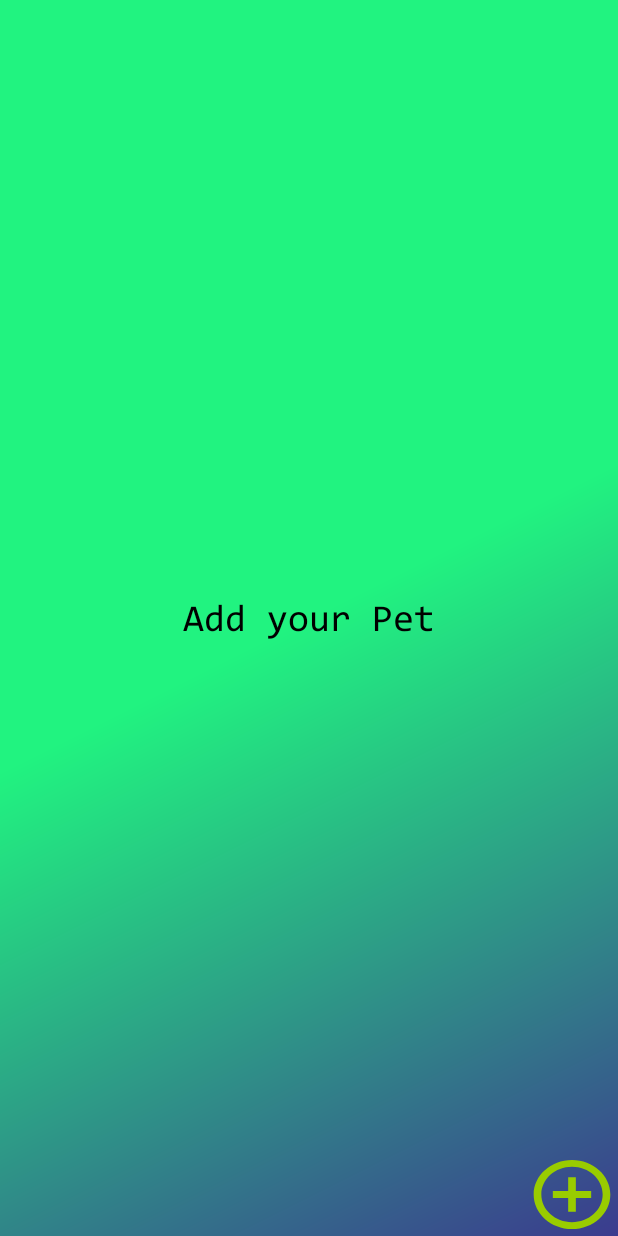
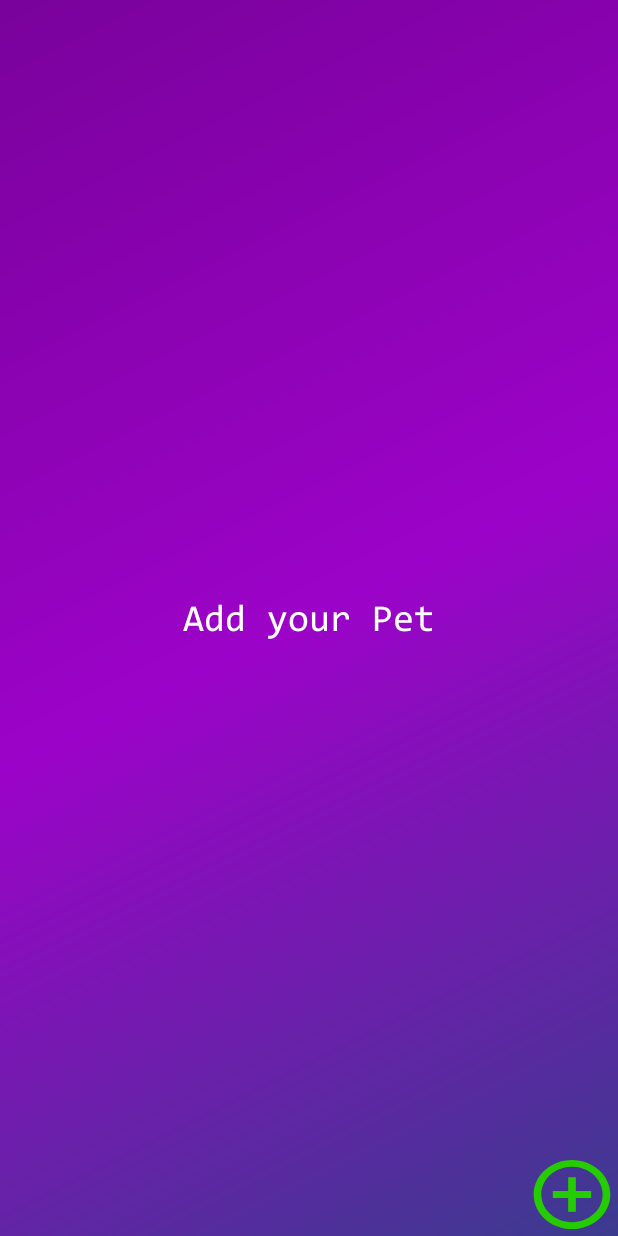
Before and after one commit to andrewc0204/ExoticPets, an Android app: the screen it shows after launch (MainActivity), on a phone screen of 412 x 824 dp. Run offline under Robolectric (Android 15) with nearby library versions, the phone set to English and light mode, and no system bars; our stand-ins replace CircleImageView; libraries missing offline, so code that uses them is left out: pl.aprilapps.easyphotopicker; pictures from the network do not load; 1 statement that could not run was skipped.

Commit message:
Background change/Type pet name input
Changed layout color and updated error log when user does not type in pet name

```diff
--- a/app/src/main/java/com/example/exoticpets/MainActivity.java
+++ b/app/src/main/java/com/example/exoticpets/MainActivity.java
@@ -255,7 +255,9 @@ public class MainActivity extends AppCompatActivity {
                         //Checks to see if user type in a pet name
                         String spinnerSelectedPet = spinner.getSelectedItem().toString();
                         if (petNameEditText.getText().toString().isEmpty()) {
-                            Toast.makeText(MainActivity.this, "Type Pet Name", Toast.LENGTH_SHORT).show();
+                            //Toast.makeText(MainActivity.this, "Type Pet Name", Toast.LENGTH_SHORT).show();
+                            petNameEditText.setError("Please type pet name");
+                            petNameEditText.requestFocus();
                         } else if (spinner.getSelectedItem().toString().equals("Choose Animal")) {
                             Toast.makeText(MainActivity.this, "Choose Animal", Toast.LENGTH_SHORT).show();
                         } else{
--- a/app/src/main/res/drawable/main_screen_background.xml
+++ b/app/src/main/res/drawable/main_screen_background.xml
@@ -7,8 +7,8 @@
         android:type="linear"
         android:useLevel="false"
         android:startColor="#3B3B8E"
-        android:centerColor="#21F380"
-        android:endColor="#21F380"
+        android:centerColor="#9c03c8"
+        android:endColor="#79029b"
         >
 
     </gradient>
--- a/app/src/main/res/layout/activity_main.xml
+++ b/app/src/main/res/layout/activity_main.xml
@@ -16,7 +16,7 @@
         android:layout_marginTop="3dp"
         android:text="Add your Pet"
         android:fontFamily="@font/consola"
-        android:textColor="@color/black"
+        android:textColor="@color/white"
         android:textSize="25sp" />
 
 
@@ -27,7 +27,7 @@
         android:layout_alignParentRight="true"
         android:layout_alignParentBottom="true"
         android:background="@drawable/ic_baseline_add_circle_outline_24"
-        app:backgroundTint="@android:color/holo_green_light" />
+        app:backgroundTint="#25CC00" />
 
     <androidx.recyclerview.widget.RecyclerView
         android:id="@+id/recyclerv_view"
```
